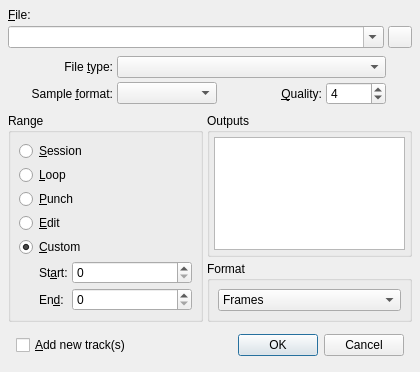
Above: src/qtractorExportForm.ui from rncbc/qtractor before the change. Below: the same form after it.
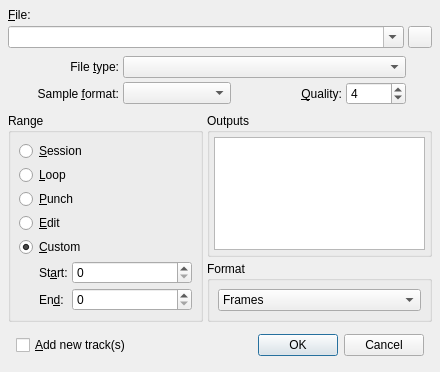
That is the form after the change. Icons and pictures are not drawn. Custom widgets are drawn as their Qt base class.

Commit message: - Make Export dialog a lil'wider (horizontally).

```diff
--- a/src/qtractorExportForm.ui
+++ b/src/qtractorExportForm.ui
@@ -26,7 +26,7 @@
    <rect>
     <x>0</x>
     <y>0</y>
-    <width>420</width>
+    <width>440</width>
     <height>240</height>
    </rect>
   </property>
```
The commit also changes 2 other files.
